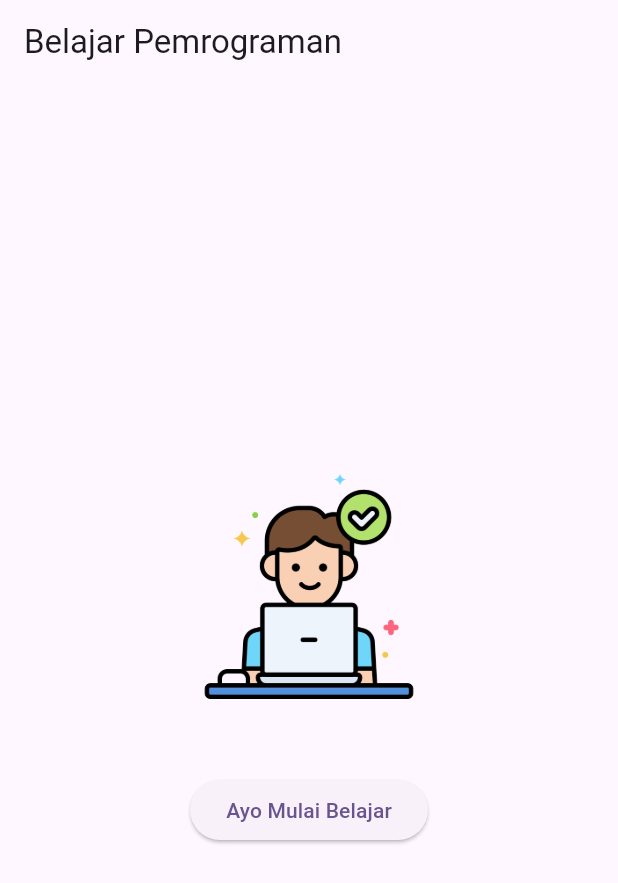
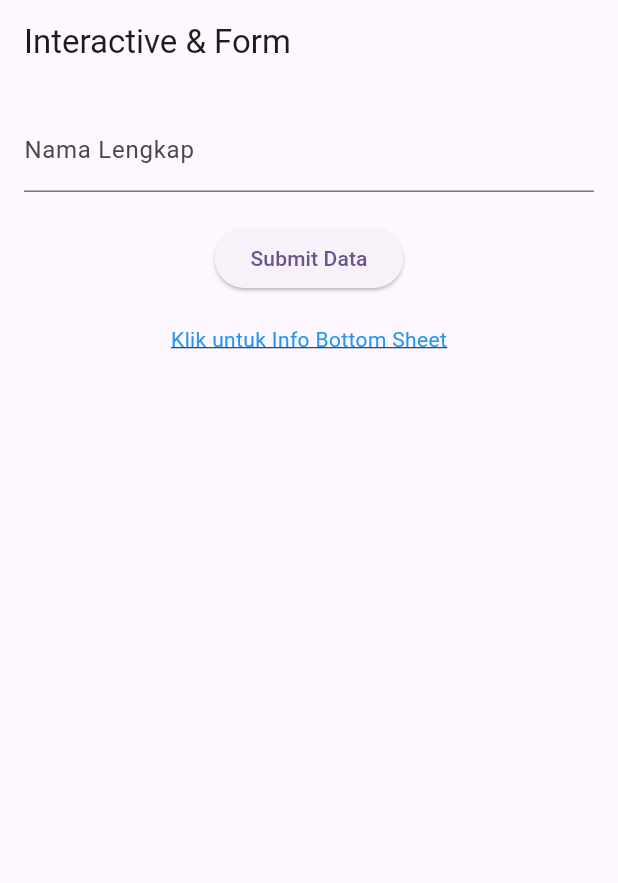
Before and after one commit to DzakiyArr/prak-mobilelanjut-2417051044, a Flutter app: the screen it shows after launch, on a phone screen of 412 x 824 dp. Shown: the top 883 px of the screen. Run offline on Flutter 3.47's test engine with Material 3 defaults, Android fonts, the phone set to English and light mode, and no system bars.

Commit message:
Membuat form interaktif pertemuan 4

```diff
--- /dev/null
+++ b/lib/form_widget.dart
@@ -0,0 +1,79 @@
+import 'package:flutter/material.dart';
+
+class FormWidget extends StatefulWidget {
+  const FormWidget({super.key});
+
+  @override
+  State<FormWidget> createState() => _FormWidgetState();
+}
+
+class _FormWidgetState extends State<FormWidget> {
+  final _formKey = GlobalKey<FormState>();
+  final TextEditingController _namaController = TextEditingController();
+
+  @override
+  Widget build(BuildContext context) {
+    return Scaffold(
+      appBar: AppBar(title: const Text('Interactive & Form')),
+      body: Padding(
+        padding: const EdgeInsets.all(16.0),
+        child: Form(
+          key: _formKey,
+          child: Column(
+            children: [
+              TextFormField(
+                controller: _namaController,
+                decoration: const InputDecoration(labelText: 'Nama Lengkap'),
+                validator: (value) {
+                  return value!.isEmpty ? 'Nama tidak boleh kosong' : null;
+                },
+              ),
+              const SizedBox(height: 20),
+
+              ElevatedButton(
+                onPressed: () {
+                  if (_formKey.currentState!.validate()) {
+                    showDialog(
+                      context: context,
+                      builder: (context) => AlertDialog(
+                        title: const Text('Sukses'),
+                        content: Text('Nama Anda: ${_namaController.text}'),
+                        actions: [
+                          TextButton(
+                            onPressed: () => Navigator.pop(context),
+                            child: const Text('OK'),
+                          ),
+                        ],
+                      ),
+                    );
+                  }
+                },
+                child: const Text('Submit Data'),
+              ),
+              const SizedBox(height: 20),
+
+              GestureDetector(
+                onTap: () {
+                  showModalBottomSheet(
+                    context: context,
+                    builder: (context) => Padding(
+                      padding: EdgeInsets.all(20),
+                      child: Text('Ini Bottom Sheet dari GestureDetecctor!')
+                    ),
+                  );
+                },
+                child: const Text(
+                  'Klik untuk Info Bottom Sheet',
+                  style: TextStyle(
+                    color: Colors.blue,
+                    decoration: TextDecoration.underline,
+                  ),
+                ),
+              ),
+            ],
+          ),
+        ),
+      ),
+    );
+  }
+}
--- a/lib/main.dart
+++ b/lib/main.dart
@@ -2,6 +2,7 @@
 import 'column_widget.dart';
 import 'row_widget.dart';
 import 'first_widget.dart';
+import 'form_widget.dart';
 
 void main() {
   runApp(const MyApp());
@@ -20,7 +21,7 @@
           ),
           useMaterial3: true,
       ),
-      home : const FirstWidget(),
+      home : const FormWidget(),
     );
   }
 }
```
